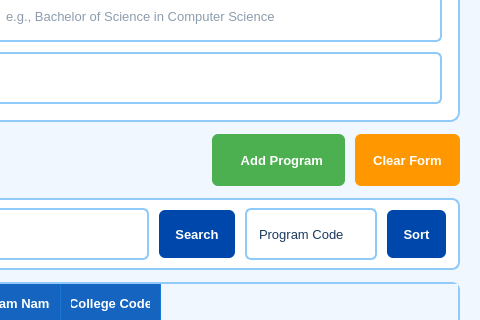
First picture: the form in estudyo_main.ui, repository shasheenahdeeneillelumasag/CCC151---SSIS, before the edit; both pictures show x 391 to 871 and y 203 to 523 of the 871 by 621 pixel window.
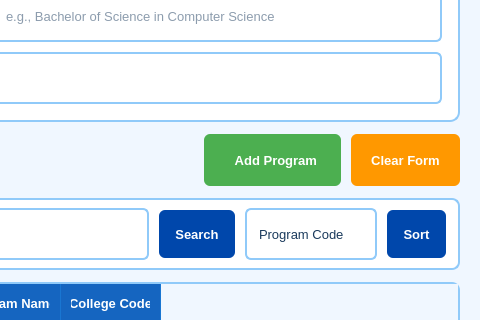
Second picture: the form after the edit. The open tabs and pages were chosen to show the change.

Commit message: Add and unify button hover

What changed in the file:
```diff
--- a/estudyo_main.ui
+++ b/estudyo_main.ui
@@ -1008,7 +1008,17 @@
              <item>
               <widget class="QPushButton" name="btnAddProgram">
                <property name="styleSheet">
-                <string notr="true">background-color:#4CAF50;color:white;border-radius:6px;padding:9px 22px;font-weight:700;</string>
+                <string notr="true">QPushButton {
+    background-color: #4CAF50;
+    color: white;
+    border-radius: 6px;
+    padding: 9px 24px;
+    font-weight: 700;
+}
+
+QPushButton:hover {
+    background-color: #0d47a1;
+}</string>
                </property>
                <property name="text">
                 <string>  Add Program</string>
@@ -1018,7 +1028,17 @@
              <item>
               <widget class="QPushButton" name="btnClearProgram">
                <property name="styleSheet">
-                <string notr="true">background-color:#FF9800;color:white;border-radius:6px;padding:9px 18px;font-weight:700;</string>
+                <string notr="true">QPushButton {
+    background-color: #FF9800;
+    color: white;
+    border-radius: 6px;
+    padding: 9px 20px;
+    font-weight: 700;
+}
+
+QPushButton:hover {
+    background-color: #0d47a1;
+}</string>
                </property>
                <property name="text">
                 <string>Clear Form</string>
```
Left out of the diff: 142 changed lines with no effect on the pictures.
